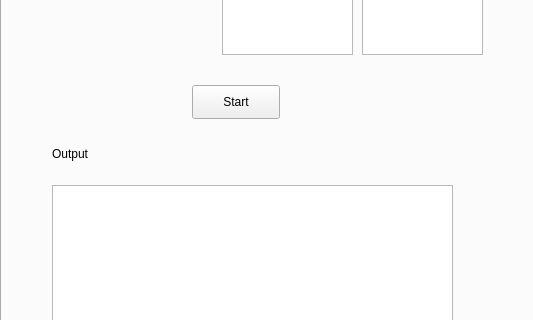
Qt form basic.ui (arjun1299/PancreasGUI) before a commit; both pictures show x 0 to 533 and y 151 to 471 of the 1004 by 594 pixel window.
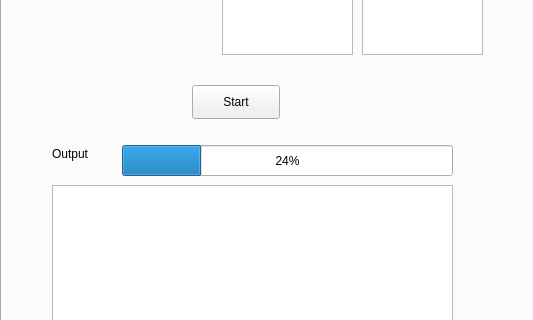
The same form after that commit. The open tabs and pages were chosen to show the change.

```diff
--- a/basic.ui
+++ b/basic.ui
@@ -374,6 +374,19 @@
        <bool>true</bool>
       </property>
      </widget>
+     <widget class="QProgressBar" name="bolusBar">
+      <property name="geometry">
+       <rect>
+        <x>120</x>
+        <y>270</y>
+        <width>331</width>
+        <height>31</height>
+       </rect>
+      </property>
+      <property name="value">
+       <number>24</number>
+      </property>
+     </widget>
     </widget>
     <widget class="QWidget" name="CommandsTab">
      <attribute name="title">
```
